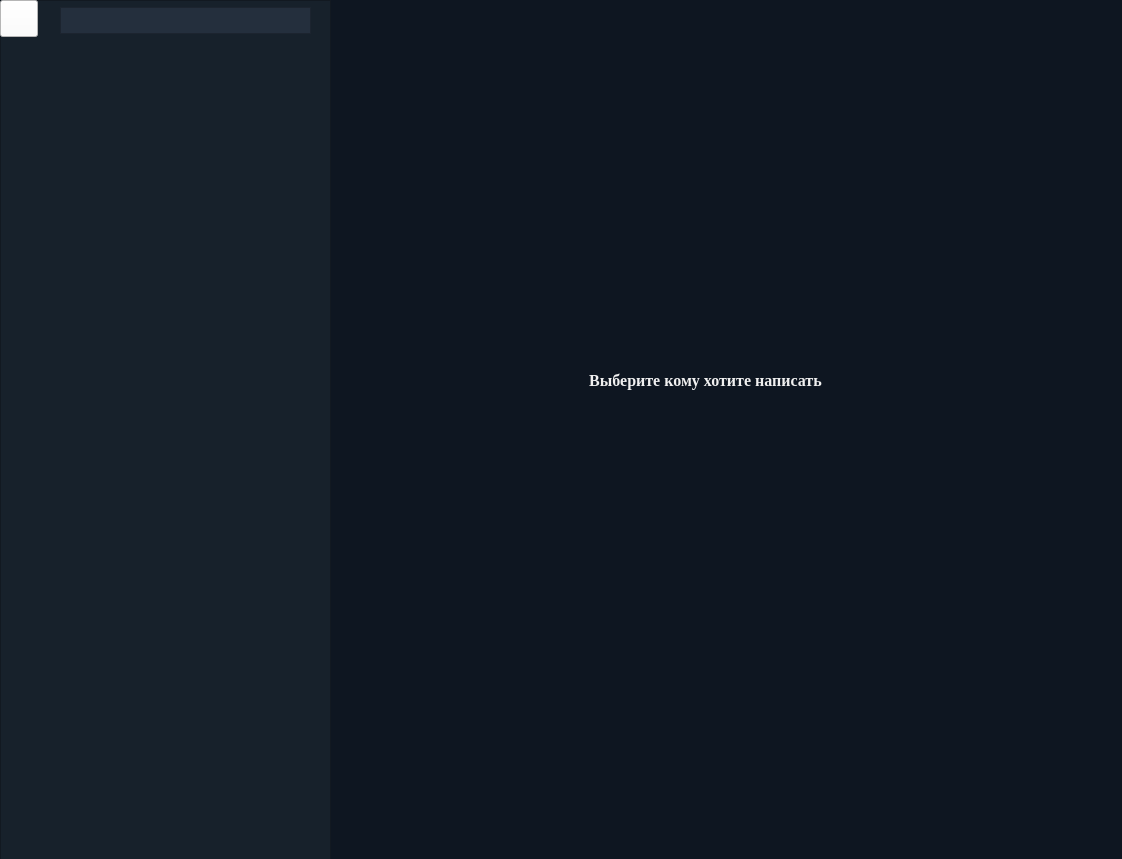
This is mainform.ui in rutraq/Messanger as Qt 5 draws it before an edit. The edited form follows.
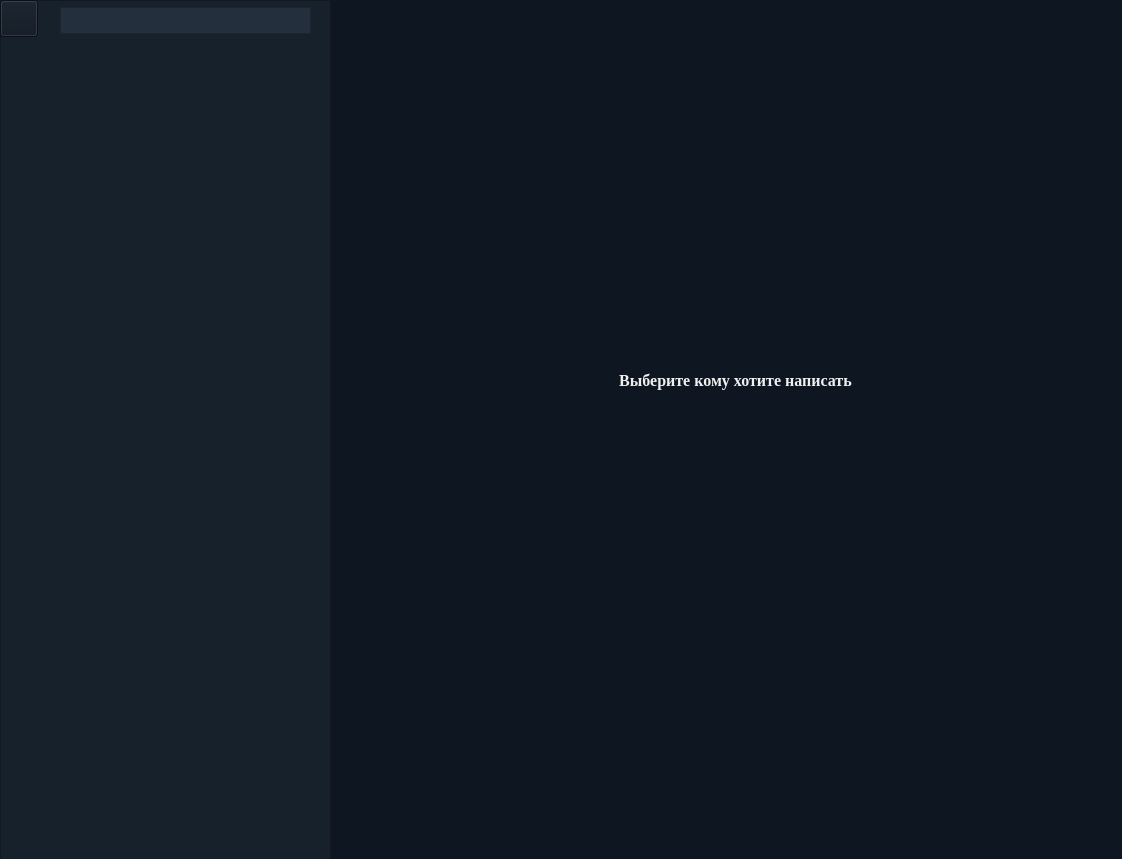
This is the edited form. Icons and pictures are not drawn.

Commit message: design with main form

Patch:
```diff
--- a/mainform.ui
+++ b/mainform.ui
@@ -310,11 +310,7 @@
     <enum>Qt::LeftToRight</enum>
    </property>
    <property name="styleSheet">
-    <string notr="true">background-image: url(:/newPrefix/photos/menu.png);
-border-color: rgb(23, 33, 43);
-background-color: rgb(255, 255, 255);
-
-</string>
+    <string notr="true">background-image: url(:/newPrefix/photos/menu.png);</string>
    </property>
    <property name="text">
     <string/>
@@ -524,7 +520,7 @@
     <rect>
      <x>580</x>
      <y>370</y>
-     <width>251</width>
+     <width>311</width>
      <height>21</height>
     </rect>
    </property>
```
Left out of the diff: 44 changed lines with no effect on the pictures. The commit also changes 5 other files.
